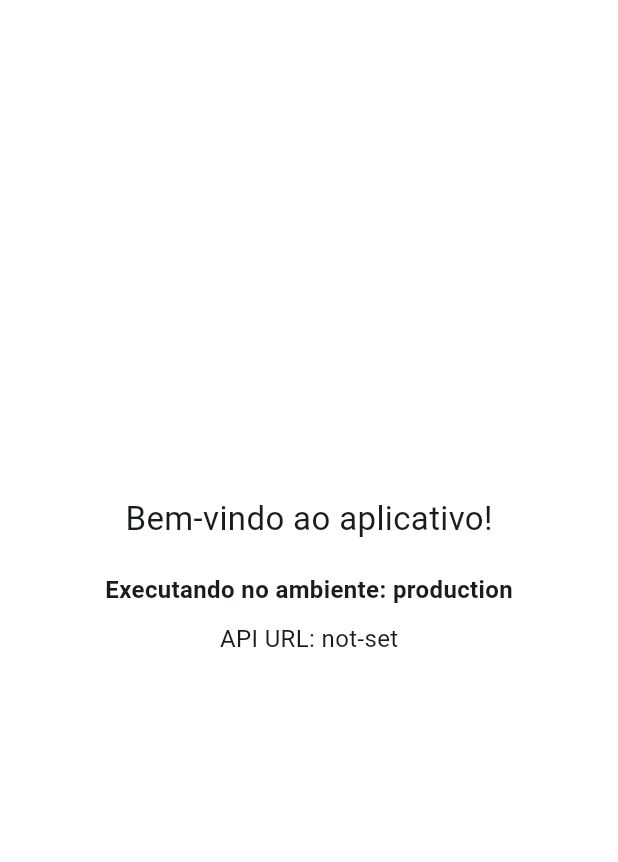
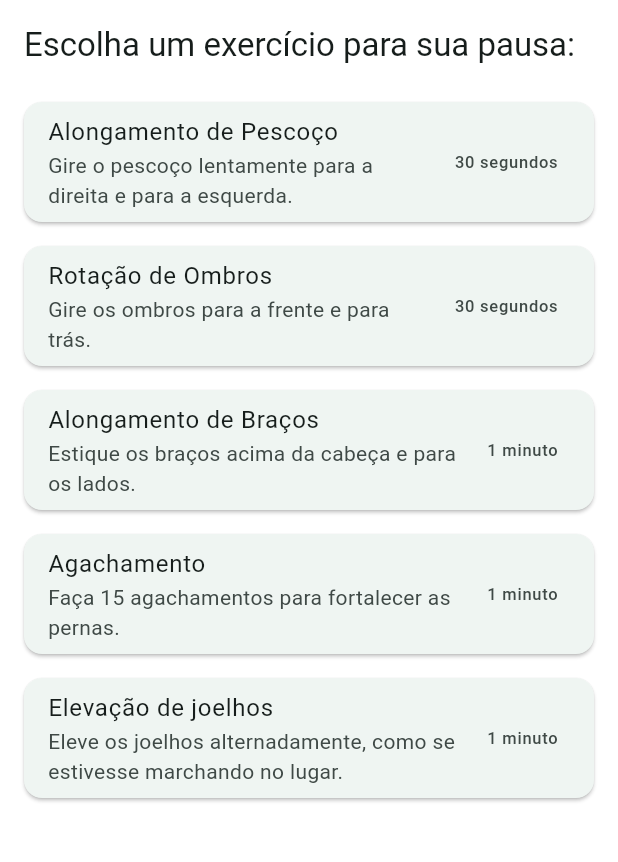
Before and after one commit to Black-Star-001/FitSteps, a Flutter app: the HomeScreen screen opened directly, on a phone screen of 412 x 824 dp, the part 84-946 px from its top. Run offline on Flutter 3.47's test engine with Material 3 defaults, Android fonts, the phone set to English and light mode, and no system bars; our stand-ins replace dots_indicator, shared_preferences; accounts and stored records are empty.

Commit message:
feat: Adiciona lista de exercícios na tela inicial

```diff
--- a/lib/main.dart
+++ b/lib/main.dart
@@ -17,11 +17,11 @@ void main() async {
   // Se a chave 'onboarding_completed' for true, não mostra o onboarding
   showOnboarding = prefs.getBool('onboarding_completed') ?? true;
 
-  runApp(const MyApp());
+  runApp(MyApp());
 }
 
 class MyApp extends StatelessWidget {
-  const MyApp({super.key});
+  MyApp({super.key}); // CORRIGIDO: Removido o 'const'
 
   @override
   Widget build(BuildContext context) {
--- /dev/null
+++ b/lib/models/exercise_model.dart
@@ -0,0 +1,11 @@
+class Exercise {
+  final String name;
+  final String description;
+  final String duration;
+
+  Exercise({
+    required this.name,
+    required this.description,
+    required this.duration,
+  });
+}
--- a/lib/screens/home_screen.dart
+++ b/lib/screens/home_screen.dart
@@ -1,11 +1,12 @@
 // lib/screens/home_screen.dart
 
 import 'package:flutter/material.dart';
+import 'package:novo_projeto/models/exercise_model.dart'; // Importa o modelo de dados
 import 'package:novo_projeto/screens/splash_screen.dart';
 import 'package:shared_preferences/shared_preferences.dart';
 
 class HomeScreen extends StatelessWidget {
-  const HomeScreen({super.key});
+  HomeScreen({super.key}); // CORRIGIDO: Removido o 'const'
 
   // 👇 Lendo a variável de ambiente 'APP_ENV'
   static const String appEnvironment = String.fromEnvironment(
@@ -13,11 +14,36 @@ class HomeScreen extends StatelessWidget {
     defaultValue: 'production',
   );
 
-  // 👇 Lendo a variável de ambiente 'API_URL' conforme o Exercício 2
-  static const String apiUrl = String.fromEnvironment(
-    'API_URL',
-    defaultValue: 'not-set', // Valor padrão pedido no exercício
-  );
+  // Lista de exercícios de exemplo
+  final List<Exercise> exercises = [
+    Exercise(
+      name: 'Alongamento de Pescoço',
+      description:
+          'Gire o pescoço lentamente para a direita e para a esquerda.',
+      duration: '30 segundos',
+    ),
+    Exercise(
+      name: 'Rotação de Ombros',
+      description: 'Gire os ombros para a frente e para trás.',
+      duration: '30 segundos',
+    ),
+    Exercise(
+      name: 'Alongamento de Braços',
+      description: 'Estique os braços acima da cabeça e para os lados.',
+      duration: '1 minuto',
+    ),
+    Exercise(
+      name: 'Agachamento',
+      description: 'Faça 15 agachamentos para fortalecer as pernas.',
+      duration: '1 minuto',
+    ),
+    Exercise(
+      name: 'Elevação de joelhos',
+      description:
+          'Eleve os joelhos alternadamente, como se estivesse marchando no lugar.',
+      duration: '1 minuto',
+    ),
+  ];
 
   void _resetOnboarding(BuildContext context) async {
     final prefs = await SharedPreferences.getInstance();
@@ -48,24 +74,44 @@ class HomeScreen extends StatelessWidget {
           ),
         ],
       ),
-      body: Center(
-        child: Column(
-          mainAxisAlignment: MainAxisAlignment.center,
-          children: [
-            const Text(
-              'Bem-vindo ao aplicativo!',
-              style: TextStyle(fontSize: 22),
+      body: Column(
+        crossAxisAlignment: CrossAxisAlignment.start,
+        children: [
+          Padding(
+            padding: const EdgeInsets.all(16.0),
+            child: Text(
+              'Escolha um exercício para sua pausa:',
+              style: Theme.of(context).textTheme.titleLarge,
             ),
-            const SizedBox(height: 20),
-            Text(
-              'Executando no ambiente: $appEnvironment',
-              style: const TextStyle(fontSize: 16, fontWeight: FontWeight.bold),
+          ),
+          Expanded(
+            child: ListView.builder(
+              itemCount: exercises.length,
+              itemBuilder: (context, index) {
+                final exercise = exercises[index];
+                return Card(
+                  margin: const EdgeInsets.symmetric(
+                    horizontal: 16.0,
+                    vertical: 8.0,
+                  ),
+                  child: ListTile(
+                    title: Text(exercise.name),
+                    subtitle: Text(exercise.description),
+                    trailing: Text(exercise.duration),
+                    onTap: () {
+                      // Ação ao tocar no exercício (será implementada no futuro)
+                      ScaffoldMessenger.of(context).showSnackBar(
+                        SnackBar(
+                          content: Text('${exercise.name} selecionado!'),
+                        ),
+                      );
+                    },
+                  ),
+                );
+              },
             ),
-            const SizedBox(height: 10), // Espaçamento
-            // 👇 Exibindo a API_URL conforme o Exercício 2
-            Text('API URL: $apiUrl', style: const TextStyle(fontSize: 16)),
-          ],
-        ),
+          ),
+        ],
       ),
     );
   }
--- a/lib/screens/onboarding_screen.dart
+++ b/lib/screens/onboarding_screen.dart
@@ -50,7 +50,9 @@ class _OnboardingScreenState extends State<OnboardingScreen> {
     // Navega para a home, removendo todas as telas anteriores da pilha
     if (mounted) {
       Navigator.of(context).pushAndRemoveUntil(
-        MaterialPageRoute(builder: (context) => const HomeScreen()),
+        MaterialPageRoute(
+          builder: (context) => HomeScreen(),
+        ), // CORRIGIDO: Removido o 'const'
         (Route<dynamic> route) => false,
       );
     }
```
Also changed, not shown: 1 other file.
